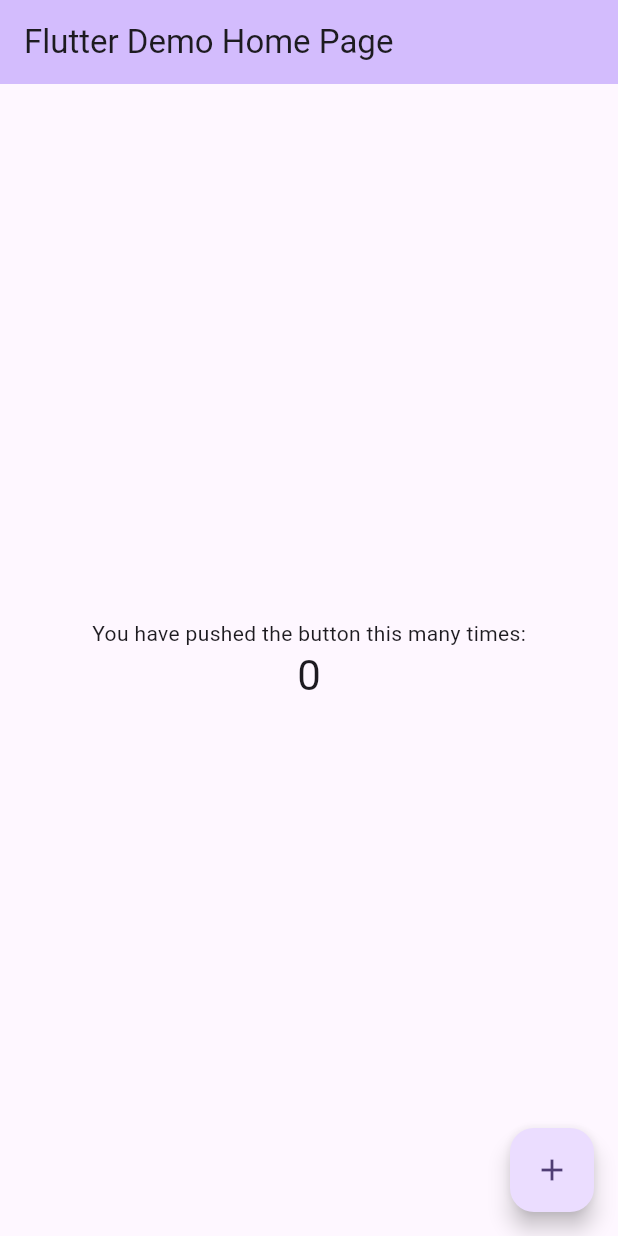
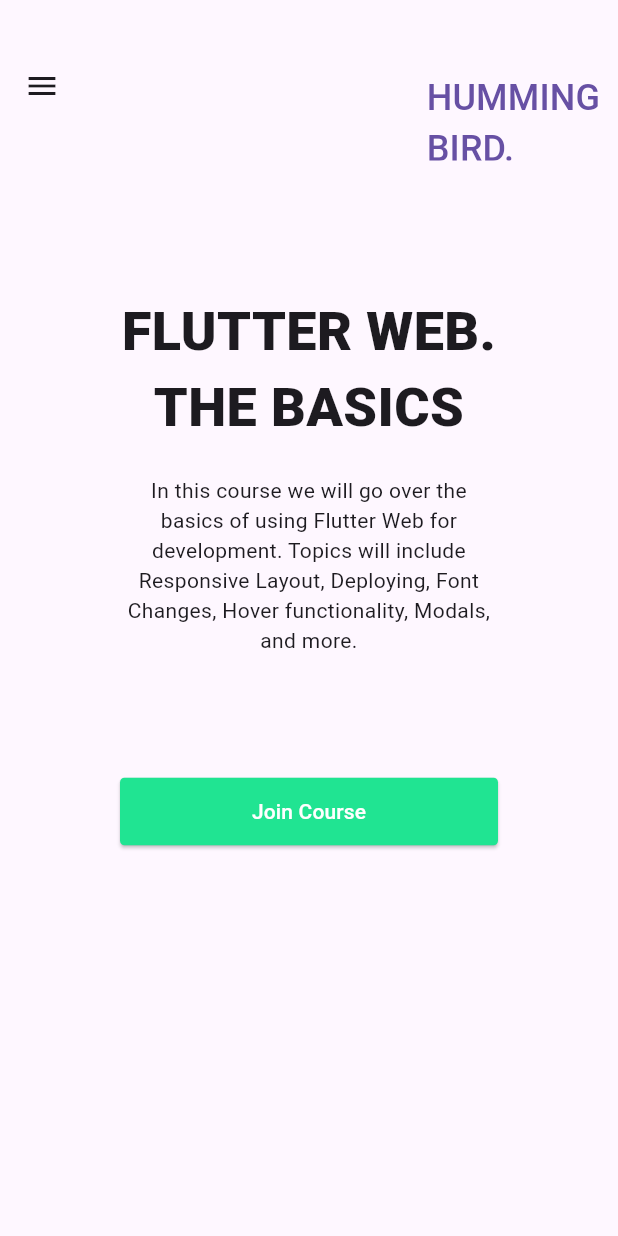
Before and after one commit to shahincse2/Assignment_of_Ostad, a Flutter app: the screen it shows after launch, on a phone screen of 412 x 824 dp. Run offline on Flutter 3.47's test engine with Material 3 defaults, Android fonts, the phone set to English and light mode, and no system bars; missing offline and left inert: window_manager.

Commit message:
Assignment 3

```diff
--- /dev/null
+++ b/lib/home_screen.dart
@@ -0,0 +1,21 @@
+import 'package:assignment_of_ostad/desktop_screen.dart';
+import 'package:assignment_of_ostad/tablet_screen.dart';
+import 'package:assignment_of_ostad/mobile_screen.dart';
+import 'package:flutter/material.dart';
+
+class HomeScreen extends StatelessWidget {
+  const HomeScreen({super.key});
+
+  @override
+  Widget build(BuildContext context) {
+    double width = MediaQuery.of(context).size.width;
+
+    if (width <= 640) {
+      return const MobileScreen();
+    } else if (width > 640 && width < 1007) {
+      return const TabletScreen();
+    } else {
+      return const DesktopScreen();
+    }
+  }
+}
--- a/lib/main.dart
+++ b/lib/main.dart
@@ -1,125 +1,31 @@
+import 'package:assignment_of_ostad/home_screen.dart';
 import 'package:flutter/material.dart';
+import 'package:window_manager/window_manager.dart';
 
-void main() {
+void main() async {
+  WidgetsFlutterBinding.ensureInitialized();
+  // Must add this line.
+  await windowManager.ensureInitialized();
+
+  WindowOptions windowOptions = const WindowOptions(
+    minimumSize: Size(320, 568),
+  );
+  windowManager.waitUntilReadyToShow(windowOptions, () async {
+    await windowManager.show();
+    await windowManager.focus();
+  });
+
   runApp(const MyApp());
 }
 
 class MyApp extends StatelessWidget {
   const MyApp({super.key});
 
-  // This widget is the root of your application.
   @override
   Widget build(BuildContext context) {
-    return MaterialApp(
-      title: 'Flutter Demo',
-      theme: ThemeData(
-        // This is the theme of your application.
-        //
-        // TRY THIS: Try running your application with "flutter run". You'll see
-        // the application has a purple toolbar. Then, without quitting the app,
-        // try changing the seedColor in the colorScheme below to Colors.green
-        // and then invoke "hot reload" (save your changes or press the "hot
-        // reload" button in a Flutter-supported IDE, or press "r" if you used
-        // the command line to start the app).
-        //
-        // Notice that the counter didn't reset back to zero; the application
-        // state is not lost during the reload. To reset the state, use hot
-        // restart instead.
-        //
-        // This works for code too, not just values: Most code changes can be
-        // tested with just a hot reload.
-        colorScheme: ColorScheme.fromSeed(seedColor: Colors.deepPurple),
-        useMaterial3: true,
-      ),
-      home: const MyHomePage(title: 'Flutter Demo Home Page'),
+    return const MaterialApp(
+      debugShowCheckedModeBanner: false,
+      home: HomeScreen(),
     );
   }
 }
-
-class MyHomePage extends StatefulWidget {
-  const MyHomePage({super.key, required this.title});
-
-  // This widget is the home page of your application. It is stateful, meaning
-  // that it has a State object (defined below) that contains fields that affect
-  // how it looks.
-
-  // This class is the configuration for the state. It holds the values (in this
-  // case the title) provided by the parent (in this case the App widget) and
-  // used by the build method of the State. Fields in a Widget subclass are
-  // always marked "final".
-
-  final String title;
-
-  @override
-  State<MyHomePage> createState() => _MyHomePageState();
-}
-
-class _MyHomePageState extends State<MyHomePage> {
-  int _counter = 0;
-
-  void _incrementCounter() {
-    setState(() {
-      // This call to setState tells the Flutter framework that something has
-      // changed in this State, which causes it to rerun the build method below
-      // so that the display can reflect the updated values. If we changed
-      // _counter without calling setState(), then the build method would not be
-      // called again, and so nothing would appear to happen.
-      _counter++;
-    });
-  }
-
-  @override
-  Widget build(BuildContext context) {
-    // This method is rerun every time setState is called, for instance as done
-    // by the _incrementCounter method above.
-    //
-    // The Flutter framework has been optimized to make rerunning build methods
-    // fast, so that you can just rebuild anything that needs updating rather
-    // than having to individually change instances of widgets.
-    return Scaffold(
-      appBar: AppBar(
-        // TRY THIS: Try changing the color here to a specific color (to
-        // Colors.amber, perhaps?) and trigger a hot reload to see the AppBar
-        // change color while the other colors stay the same.
-        backgroundColor: Theme.of(context).colorScheme.inversePrimary,
-        // Here we take the value from the MyHomePage object that was created by
-        // the App.build method, and use it to set our appbar title.
-        title: Text(widget.title),
-      ),
-      body: Center(
-        // Center is a layout widget. It takes a single child and positions it
-        // in the middle of the parent.
-        child: Column(
-          // Column is also a layout widget. It takes a list of children and
-          // arranges them vertically. By default, it sizes itself to fit its
-          // children horizontally, and tries to be as tall as its parent.
-          //
-          // Column has various properties to control how it sizes itself and
-          // how it positions its children. Here we use mainAxisAlignment to
-          // center the children vertically; the main axis here is the vertical
-          // axis because Columns are vertical (the cross axis would be
-          // horizontal).
-          //
-          // TRY THIS: Invoke "debug painting" (choose the "Toggle Debug Paint"
-          // action in the IDE, or press "p" in the console), to see the
-          // wireframe for each widget.
-          mainAxisAlignment: MainAxisAlignment.center,
-          children: <Widget>[
-            const Text(
-              'You have pushed the button this many times:',
-            ),
-            Text(
-              '$_counter',
-              style: Theme.of(context).textTheme.headlineMedium,
-            ),
-          ],
-        ),
-      ),
-      floatingActionButton: FloatingActionButton(
-        onPressed: _incrementCounter,
-        tooltip: 'Increment',
-        child: const Icon(Icons.add),
-      ), // This trailing comma makes auto-formatting nicer for build methods.
-    );
-  }
-}
--- /dev/null
+++ b/lib/mobile_screen.dart
@@ -0,0 +1,127 @@
+import 'package:flutter/material.dart';
+
+class MobileScreen extends StatelessWidget {
+  const MobileScreen({super.key});
+
+  @override
+  Widget build(BuildContext context) {
+    return Scaffold(
+      appBar: AppBar(
+        toolbarHeight: 115,
+        actions: [
+          Padding(
+            padding: const EdgeInsets.only(top: 40.0, left: 30),
+            child: TextButton(
+              onPressed: () {},
+              child: const Text(
+                'HUMMING\nBIRD.',
+                style: TextStyle(
+                  fontSize: 24,
+                ),
+              ),
+            ),
+          ),
+        ],
+      ),
+      body: SingleChildScrollView(
+        scrollDirection: Axis.vertical,
+        child: Padding(
+          padding: const EdgeInsets.only(
+              top: 80.0, bottom: 80.0, left: 80.0, right: 80.0),
+          child: Column(
+            mainAxisAlignment: MainAxisAlignment.center,
+            children: [
+              const Text(
+                'FLUTTER WEB.\nTHE BASICS',
+                style: TextStyle(fontSize: 36, fontWeight: FontWeight.w900),
+                textAlign: TextAlign.center,
+              ),
+              const SizedBox(height: 20),
+              const Text(
+                'In this course we will go over the basics of using Flutter Web for development. Topics will include Responsive Layout, Deploying, Font Changes, Hover functionality, Modals, and more.',
+                textAlign: TextAlign.center,
+              ),
+              const SizedBox(
+                height: 80,
+              ),
+              ElevatedButton(
+                onPressed: () {},
+                style: ElevatedButton.styleFrom(
+                  backgroundColor: const Color(0xff20E492),
+                  foregroundColor: Colors.white,
+                  minimumSize: const Size(double.infinity, 45),
+                  shape: RoundedRectangleBorder(
+                    borderRadius: BorderRadius.circular(3),
+                  ),
+                ),
+                child: const Text('Join Course'),
+              ),
+            ],
+          ),
+        ),
+      ),
+      drawer: Drawer(
+        child: Column(
+          children: [
+            DrawerHeader(
+              padding: EdgeInsets.zero,
+              child: Container(
+                height: 200,
+                width: double.infinity,
+                color: const Color(0xff20E492),
+                child: const Center(
+                  child: Column(
+                    mainAxisAlignment: MainAxisAlignment.center,
+                    children: [
+                      Text(
+                        'SKILL UP NOW',
+                        style: TextStyle(
+                            fontSize: 24,
+                            color: Colors.white,
+                            fontWeight: FontWeight.w700),
+                      ),
+                      Text(
+                        'TAP HERE',
+                        style: TextStyle(fontSize: 16, color: Colors.white),
+                      ),
+                    ],
+                  ),
+                ),
+              ),
+            ),
+            const Padding(
+              padding: EdgeInsets.only(left: 50.0),
+              child: Column(
+                children: [
+                  ListTile(
+                    leading: Icon(Icons.local_movies_outlined),
+                    title: Text(
+                      'Episodes',
+                      style:
+                          TextStyle(fontWeight: FontWeight.w500, fontSize: 16),
+                    ),
+                    contentPadding:
+                        EdgeInsets.symmetric(vertical: 0, horizontal: 16.0),
+                    horizontalTitleGap: 50.0,
+                    minVerticalPadding: 40,
+                  ),
+                  ListTile(
+                    leading: Icon(Icons.feedback),
+                    title: Text(
+                      'About',
+                      style:
+                          TextStyle(fontWeight: FontWeight.w500, fontSize: 16),
+                    ),
+                    contentPadding:
+                        EdgeInsets.symmetric(vertical: 0, horizontal: 16.0),
+                    horizontalTitleGap: 50.0,
+                  ),
+                ],
+              ),
+            ),
+          ],
+        ),
+      ),
+    );
+  }
+}
--- a/pubspec.yaml
+++ b/pubspec.yaml
@@ -35,6 +35,7 @@
   # The following adds the Cupertino Icons font to your application.
   # Use with the CupertinoIcons class for iOS style icons.
   cupertino_icons: ^1.0.6
+  window_manager: ^0.4.2
 
 dev_dependencies:
   flutter_test:
```
Also changed, not shown: lib/desktop_screen.dart (added, +106 -0 lines), lib/tablet_screen.dart (added, +79 -0 lines), pubspec.lock, 3 other files.
